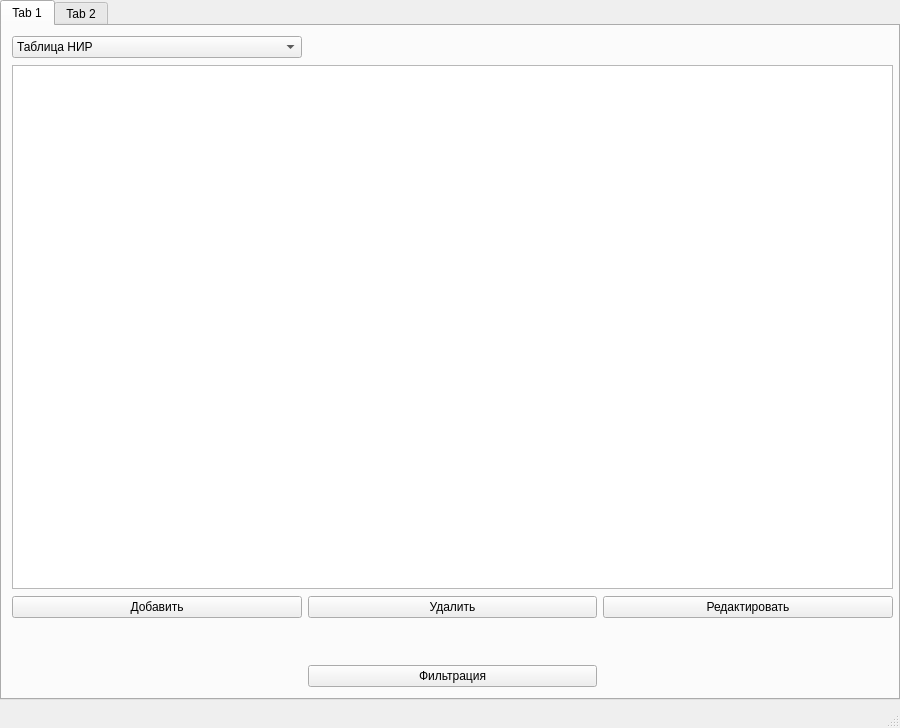
Above: MainForm.ui from KozlovIA/Qt-DataBase before the change. Below: the same form after it.
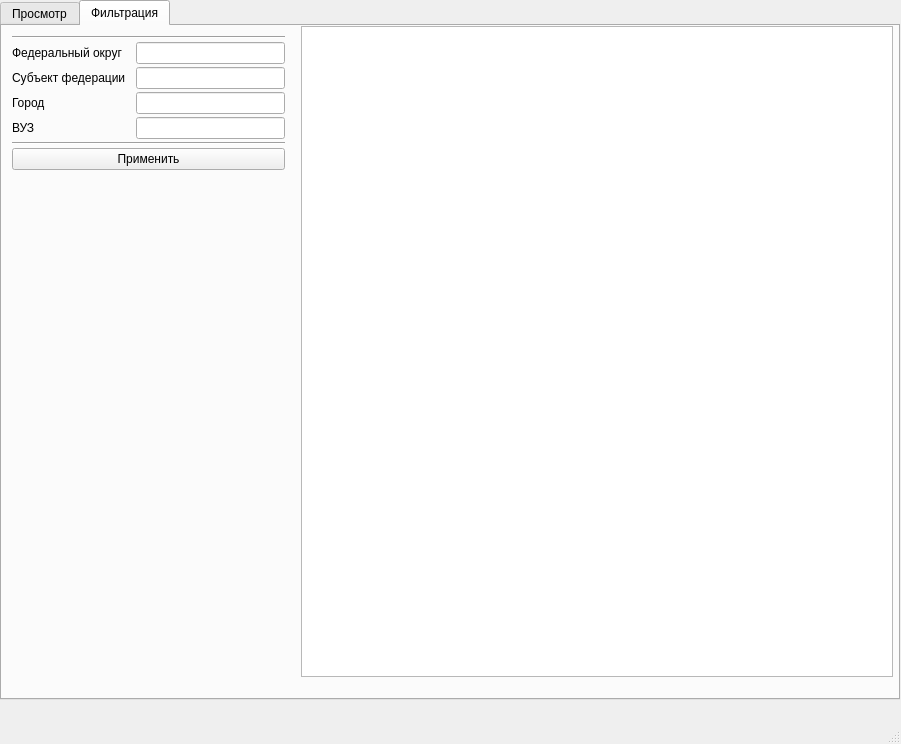
That is the form after the change. Icons and pictures are not drawn.

Commit message: Added filtration window

```diff
--- a/MainForm.ui
+++ b/MainForm.ui
@@ -9,8 +9,8 @@
    <rect>
     <x>0</x>
     <y>0</y>
-    <width>900</width>
-    <height>728</height>
+    <width>901</width>
+    <height>744</height>
    </rect>
   </property>
   <property name="sizePolicy">
@@ -46,11 +46,11 @@
      </rect>
     </property>
     <property name="currentIndex">
-     <number>0</number>
+     <number>1</number>
     </property>
     <widget class="QWidget" name="tab">
      <attribute name="title">
-      <string>Tab 1</string>
+      <string>Просмотр</string>
      </attribute>
      <widget class="QWidget" name="gridLayoutWidget">
       <property name="geometry">
@@ -61,7 +61,7 @@
         <height>671</height>
        </rect>
       </property>
-      <layout class="QGridLayout" name="gridLayout" rowstretch="0,0,0,0,0,0,0,0" columnstretch="0,0,0">
+      <layout class="QGridLayout" name="gridLayout" rowstretch="0,0,0,0,0,0,0,0" columnstretch="0,0,0,0">
        <property name="sizeConstraint">
         <enum>QLayout::SetNoConstraint</enum>
        </property>
@@ -83,6 +83,35 @@
        <property name="verticalSpacing">
         <number>7</number>
        </property>
+       <item row="0" column="2" colspan="2">
+        <widget class="QLabel" name="dbInfo">
+         <property name="enabled">
+          <bool>true</bool>
+         </property>
+         <property name="text">
+          <string/>
+         </property>
+         <property name="alignment">
+          <set>Qt::AlignCenter</set>
+         </property>
+        </widget>
+       </item>
+       <item row="2" column="0" colspan="4">
+        <widget class="QTableView" name="tableView">
+         <property name="enabled">
+          <bool>true</bool>
+         </property>
+         <property name="editTriggers">
+          <set>QAbstractItemView::NoEditTriggers</set>
+         </property>
+         <property name="gridStyle">
+          <enum>Qt::SolidLine</enum>
+         </property>
+         <property name="sortingEnabled">
+          <bool>true</bool>
+         </property>
+        </widget>
+       </item>
        <item row="0" column="0">
         <widget class="QComboBox" name="choiceTable">
          <item>
@@ -102,33 +131,6 @@
          </item>
         </widget>
        </item>
-       <item row="6" column="1">
-        <spacer name="horizontalSpacer">
-         <property name="orientation">
-          <enum>Qt::Horizontal</enum>
-         </property>
-         <property name="sizeHint" stdset="0">
-          <size>
-           <width>40</width>
-           <height>40</height>
-          </size>
-         </property>
-        </spacer>
-       </item>
-       <item row="4" column="0">
-        <widget class="QPushButton" name="AddField">
-         <property name="text">
-          <string>Добавить</string>
-         </property>
-        </widget>
-       </item>
-       <item row="4" column="2">
-        <widget class="QPushButton" name="EditField">
-         <property name="text">
-          <string>Редактировать</string>
-         </property>
-        </widget>
-       </item>
        <item row="7" column="0">
         <spacer name="horizontalSpacer_2">
          <property name="orientation">
@@ -142,7 +144,20 @@
          </property>
         </spacer>
        </item>
-       <item row="6" column="2">
+       <item row="7" column="3">
+        <spacer name="horizontalSpacer_3">
+         <property name="orientation">
+          <enum>Qt::Horizontal</enum>
+         </property>
+         <property name="sizeHint" stdset="0">
+          <size>
+           <width>40</width>
+           <height>20</height>
+          </size>
+         </property>
+        </spacer>
+       </item>
+       <item row="6" column="3">
         <spacer name="horizontalSpacer_4">
          <property name="orientation">
           <enum>Qt::Horizontal</enum>
@@ -155,15 +170,73 @@
          </property>
         </spacer>
        </item>
-       <item row="4" column="1">
+       <item row="4" column="3">
+        <widget class="QPushButton" name="EditField">
+         <property name="text">
+          <string>Редактировать</string>
+         </property>
+        </widget>
+       </item>
+       <item row="5" column="0" colspan="4">
+        <widget class="Line" name="line">
+         <property name="orientation">
+          <enum>Qt::Horizontal</enum>
+         </property>
+        </widget>
+       </item>
+       <item row="4" column="0">
+        <widget class="QPushButton" name="AddField">
+         <property name="text">
+          <string>Добавить</string>
+         </property>
+        </widget>
+       </item>
+       <item row="0" column="1">
+        <widget class="Line" name="line_2">
+         <property name="orientation">
+          <enum>Qt::Vertical</enum>
+         </property>
+        </widget>
+       </item>
+       <item row="7" column="2">
+        <spacer name="horizontalSpacer">
+         <property name="orientation">
+          <enum>Qt::Horizontal</enum>
+         </property>
+         <property name="sizeHint" stdset="0">
+          <size>
+           <width>40</width>
+           <height>40</height>
+          </size>
+         </property>
+        </spacer>
+       </item>
+       <item row="4" column="1" colspan="2">
         <widget class="QPushButton" name="deleteButton">
          <property name="text">
           <string>Удалить</string>
          </property>
         </widget>
        </item>
-       <item row="7" column="2">
-        <spacer name="horizontalSpacer_3">
+      </layout>
+     </widget>
+    </widget>
+    <widget class="QWidget" name="tabFiltration">
+     <attribute name="title">
+      <string>Фильтрация</string>
+     </attribute>
+     <widget class="QWidget" name="gridLayoutWidget_2">
+      <property name="geometry">
+       <rect>
+        <x>0</x>
+        <y>0</y>
+        <width>891</width>
+        <height>671</height>
+       </rect>
+      </property>
+      <layout class="QGridLayout" name="gridLayoutFiltr">
+       <item row="2" column="3">
+        <spacer name="horizontalSpacer_5">
          <property name="orientation">
           <enum>Qt::Horizontal</enum>
          </property>
@@ -175,15 +248,117 @@
          </property>
         </spacer>
        </item>
-       <item row="7" column="1">
-        <widget class="QPushButton" name="FiltrationButton">
-         <property name="text">
-          <string>Фильтрация</string>
+       <item row="0" column="1">
+        <layout class="QGridLayout" name="gridLayout_4">
+         <property name="leftMargin">
+          <number>10</number>
          </property>
-        </widget>
+         <property name="topMargin">
+          <number>10</number>
+         </property>
+         <property name="rightMargin">
+          <number>10</number>
+         </property>
+         <property name="bottomMargin">
+          <number>10</number>
+         </property>
+         <property name="horizontalSpacing">
+          <number>10</number>
+         </property>
+         <property name="verticalSpacing">
+          <number>3</number>
+         </property>
+         <item row="0" column="0" colspan="2">
+          <widget class="Line" name="line_3">
+           <property name="orientation">
+            <enum>Qt::Horizontal</enum>
+           </property>
+          </widget>
+         </item>
+         <item row="3" column="1">
+          <widget class="QLineEdit" name="subjectFederation_le"/>
+         </item>
+         <item row="7" column="1">
+          <widget class="QLineEdit" name="university_le"/>
+         </item>
+         <item row="9" column="0" colspan="2">
+          <widget class="QPushButton" name="filtrationButton">
+           <property name="text">
+            <string>Применить</string>
+           </property>
+          </widget>
+         </item>
+         <item row="3" column="0">
+          <widget class="QLabel" name="subjectFederation_lb">
+           <property name="text">
+            <string>Субъект федерации</string>
+           </property>
+          </widget>
+         </item>
+         <item row="1" column="0">
+          <widget class="QLabel" name="federalDistrict_lb">
+           <property name="text">
+            <string>Федеральный округ</string>
+           </property>
+          </widget>
+         </item>
+         <item row="8" column="0" colspan="2">
+          <widget class="Line" name="line_4">
+           <property name="orientation">
+            <enum>Qt::Horizontal</enum>
+           </property>
+          </widget>
+         </item>
+         <item row="7" column="0">
+          <widget class="QLabel" name="university_lb">
+           <property name="text">
+            <string>ВУЗ</string>
+           </property>
+          </widget>
+         </item>
+         <item row="5" column="1">
+          <widget class="QLineEdit" name="city_le"/>
+         </item>
+         <item row="1" column="1">
+          <widget class="QLineEdit" name="federalDistrict_le"/>
+         </item>
+         <item row="5" column="0">
+          <widget class="QLabel" name="city_lb">
+           <property name="text">
+            <string>Город</string>
+           </property>
+          </widget>
+         </item>
+        </layout>
        </item>
-       <item row="2" column="0" colspan="3">
-        <widget class="QTableView" name="tableView">
+       <item row="1" column="1">
+        <spacer name="horizontalSpacer_6">
+         <property name="orientation">
+          <enum>Qt::Horizontal</enum>
+         </property>
+         <property name="sizeHint" stdset="0">
+          <size>
+           <width>40</width>
+           <height>20</height>
+          </size>
+         </property>
+        </spacer>
+       </item>
+       <item row="2" column="2">
+        <spacer name="horizontalSpacer_7">
+         <property name="orientation">
+          <enum>Qt::Horizontal</enum>
+         </property>
+         <property name="sizeHint" stdset="0">
+          <size>
+           <width>40</width>
+           <height>20</height>
+          </size>
+         </property>
+        </spacer>
+       </item>
+       <item row="0" column="2" rowspan="2" colspan="2">
+        <widget class="QTableView" name="tableFiltration">
          <property name="enabled">
           <bool>true</bool>
          </property>
@@ -198,27 +373,9 @@
          </property>
         </widget>
        </item>
-       <item row="0" column="1" colspan="2">
-        <widget class="QLabel" name="dbInfo">
-         <property name="enabled">
-          <bool>true</bool>
-         </property>
-         <property name="text">
-          <string/>
-         </property>
-         <property name="alignment">
-          <set>Qt::AlignCenter</set>
-         </property>
-        </widget>
-       </item>
       </layout>
      </widget>
     </widget>
-    <widget class="QWidget" name="tab_2">
-     <attribute name="title">
-      <string>Tab 2</string>
-     </attribute>
-    </widget>
    </widget>
   </widget>
   <widget class="QMenuBar" name="menubar">
```
Left out of the diff: 4 changed lines with no effect on the pictures. The commit also changes 2 other files.
